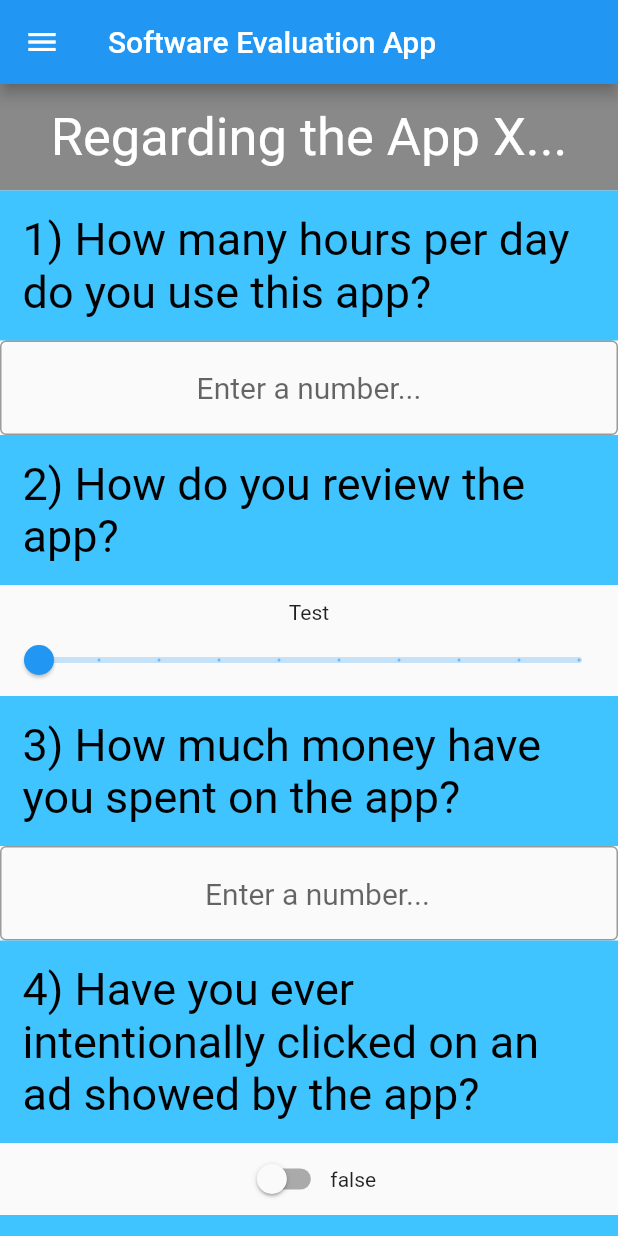
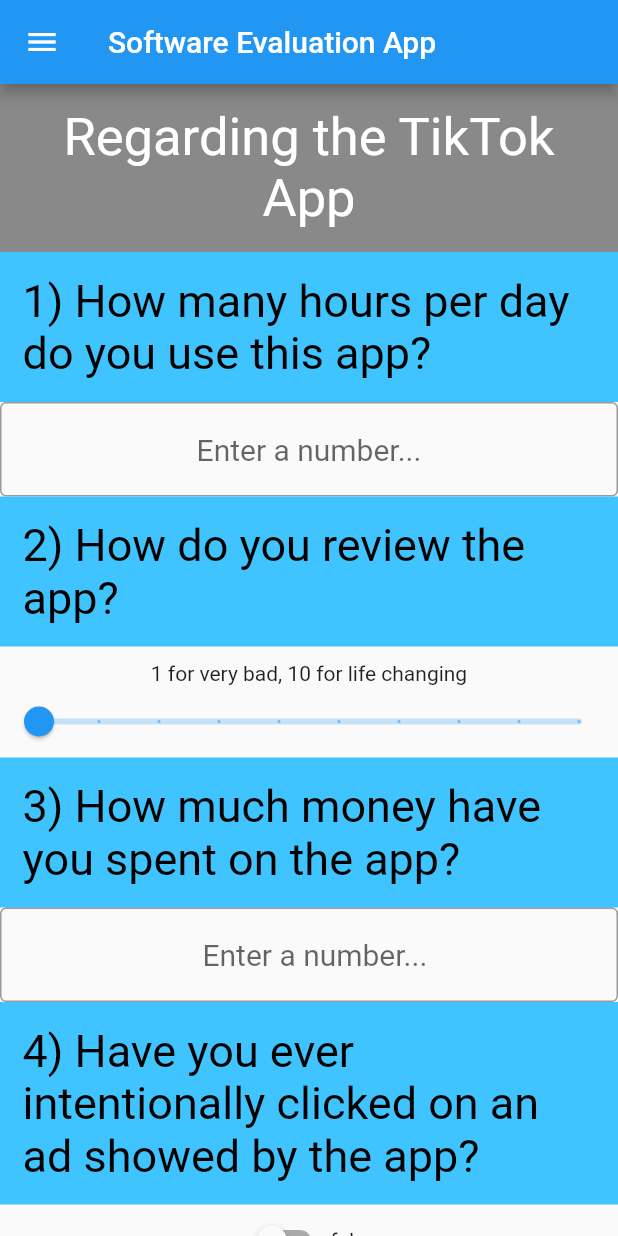
Before and after one commit to Dutra-Apex/flutter_project, a Flutter app: the screen it shows after launch, on a phone screen of 412 x 824 dp. Run offline on Flutter 3.47's test engine with Material 2 defaults, Android fonts, the phone set to English and light mode, and no system bars.

Commit message:
Update main.dart

```diff
--- a/lib/main.dart
+++ b/lib/main.dart
@@ -4,6 +4,8 @@ import 'package:flutter/services.dart';
 void main() => runApp(FormApp());
 
 class FormApp extends StatefulWidget {
+  const FormApp({super.key});
+
   @override
   State<FormApp> createState() => _FormAppState();
 }
@@ -13,27 +15,27 @@ class _FormAppState extends State<FormApp> {
   var controller2 = TextEditingController();
   var text1 = '';
   var text2 = '';
-  var dropdownValue1;
-  var slidervalue1 = 1.0;
-  var slidervalue2 = 1.0;
+  var dropdownValue1 = 0;
+  var sliderValue1 = 1.0;
+  var sliderValue2 = 1.0;
   var switchValue1 = false;
   var switchValue2 = false;
   var checkBoxValue1 = false;
   var checkBoxValue2 = false;
-  var results_display = 'test';
+  var resultsDisplay = "Click the Submit button to see how your usage compares with other users.";
 
   var dropdown1 = [
-    DropdownMenuItem(
+    const DropdownMenuItem(
       value: 1,
       child: Text("Through online ads"),
     ),
-    DropdownMenuItem(
+    const DropdownMenuItem(
       value: 2,
       child: Text("A friend reccomended to me"),
     ),
-    DropdownMenuItem(value: 3, child: Text("Saw an influencer using it")),
-    DropdownMenuItem(value: 4, child: Text("It came pre-installed")),
-    DropdownMenuItem(value: 0, child: Text("Other")),
+    const DropdownMenuItem(value: 3, child: Text("Saw an influencer using it")),
+    const DropdownMenuItem(value: 4, child: Text("It came pre-installed")),
+    const DropdownMenuItem(value: 0, child: Text("Other")),
   ];
 
   @override
@@ -42,7 +44,7 @@ class _FormAppState extends State<FormApp> {
         home: Material(
             child: Scaffold(
       appBar: AppBar(
-        title: Text(
+        title: const Text(
           'Software Evaluation App',
           textAlign: TextAlign.center,
         ),
@@ -52,7 +54,7 @@ class _FormAppState extends State<FormApp> {
         child: Column(
           mainAxisAlignment: MainAxisAlignment.end,
           children: [
-            Text(
+            const Text(
               "Follow us on Social Media:",
               style: TextStyle(
                 fontSize: 25,
@@ -62,7 +64,7 @@ class _FormAppState extends State<FormApp> {
             Column(
               mainAxisAlignment: MainAxisAlignment.end,
               crossAxisAlignment: CrossAxisAlignment.end,
-              children: [getTexRow('Social media buttons')],
+              children: [getTextRow('Social media buttons')],
             ),
           ],
         ),
@@ -71,14 +73,14 @@ class _FormAppState extends State<FormApp> {
         Column(
           mainAxisAlignment: MainAxisAlignment.spaceEvenly,
           children: [
-            getTexRow(
-              'Regarding the App X...',
+            getTextRow(
+              'Regarding the TikTok App',
               fontSize: 35.0,
               textAlign: TextAlign.center,
               fieldColor: Colors.black45,
               textColor: Colors.white,
             ),
-            getTexRow(
+            getTextRow(
               '1) How many hours per day do you use this app?',
               fontSize: 30.0,
               textAlign: TextAlign.start,
@@ -92,20 +94,20 @@ class _FormAppState extends State<FormApp> {
               inputFormatters: <TextInputFormatter>[
                 FilteringTextInputFormatter.digitsOnly
               ],
-              style: TextStyle(
+              style: const TextStyle(
                 fontSize: 20,
               ),
-              decoration: InputDecoration(
+              decoration: const InputDecoration(
                   border: OutlineInputBorder(), hintText: 'Enter a number...'),
             ),
-            getTexRow(
+            getTextRow(
               '2) How do you review the app?',
               fontSize: 30.0,
               textAlign: TextAlign.start,
               fieldColor: Colors.lightBlueAccent,
             ),
-            buildSlider(slidervalue1, updateSlider1),
-            getTexRow(
+            buildSlider(sliderValue1, updateSlider1),
+            getTextRow(
               '3) How much money have you spent on the app?',
               fontSize: 30.0,
               textAlign: TextAlign.start,
@@ -114,36 +116,39 @@ class _FormAppState extends State<FormApp> {
             TextField(
               keyboardType: TextInputType.number,
               controller: controller2,
-              //onChanged: changeText,
+              onChanged: changeText2,
               textAlign: TextAlign.center,
-              style: TextStyle(
+              inputFormatters: <TextInputFormatter>[
+                FilteringTextInputFormatter.digitsOnly
+              ],
+              style: const TextStyle(
                 fontSize: 20,
               ),
-              decoration: InputDecoration(
+              decoration: const InputDecoration(
                 border: OutlineInputBorder(),
                 hintText: 'Enter a number...',
                 prefix: Text(
                   '\$',
                   textAlign: TextAlign.center,
                 ),
-                //prefixStyle: TextStyle()
+                prefixStyle: TextStyle()
               ),
             ),
-            getTexRow(
+            getTextRow(
               '4) Have you ever intentionally clicked on an ad showed by the app?',
               fontSize: 30.0,
               textAlign: TextAlign.start,
               fieldColor: Colors.lightBlueAccent,
             ),
             getSwitch(switchValue2, handleSwitch2, '$switchValue2'),
-            getTexRow(
+            getTextRow(
               '5) Did you wish you spent less time on the app?',
               fontSize: 30.0,
               textAlign: TextAlign.start,
               fieldColor: Colors.lightBlueAccent,
             ),
             getSwitch(switchValue1, handleSwitch1, '$switchValue1'),
-            getTexRow(
+            getTextRow(
               '6) How did you find this app?',
               fontSize: 30.0,
               textAlign: TextAlign.start,
@@ -153,56 +158,67 @@ class _FormAppState extends State<FormApp> {
                 items: dropdown1,
                 onChanged: refreshScreen,
                 value: dropdownValue1,
-                hint: Text(
+                hint: const Text(
                   "Select One",
                 )),
-            // getTexRow(
+
+            // List of questions that I plan on implementing on the final version
+
+            // getTextRow(
             //   'Now tell us some information about you:',
             //   fontSize: 30.0,
             //   textAlign: TextAlign.center,
             //   fieldColor: Colors.black45,
             //   textColor: Colors.white,
             // ),
-            // getTexRow(
+            // getTextRow(
             //   '1) What country are you from?',
             //   fontSize: 30.0,
             //   textAlign: TextAlign.start,
             //   fieldColor: Colors.green,
             // ),
-            // getTexRow('TextField'),
-            // getTexRow(
+            // getTextRow('TextField'),
+            // getTextRow(
             //   '2) How old are you',
             //   fontSize: 30.0,
             //   textAlign: TextAlign.start,
             //   fieldColor: Colors.green,
             // ),
-            // getTexRow('Dropdown menu with age ranges'),
-            // getTexRow(
+            // getTextRow('Dropdown menu with age ranges'),
+            // getTextRow(
             //   '3) What is your favorite food?',
             //   fontSize: 30.0,
             //   textAlign: TextAlign.start,
             //   fieldColor: Colors.green,
             // ),
-            // getTexRow('TextField'),
-            SizedBox(
-              height: 40.0,
-            ),
-            ElevatedButton(onPressed: getResultValues, child: Text('Submit')),
-            getTexRow(
+            // getTextRow('TextField'),
+
+
+            getTextRow(
               "Here's how your answers compare to the other users:",
               fontSize: 30.0,
               textAlign: TextAlign.start,
               fieldColor: Colors.red,
             ),
-            getTexRow(results_display)
+            const SizedBox(
+              height: 40.0,
+            ),
+            ElevatedButton(onPressed: getResultValues, child: const Text('Submit')),
+            getTextRow(resultsDisplay)
           ],
         ),
       ]),
     )));
   }
 
+  // List of functions to update variables and screenState
+  // Need to make this more DRY as soon as I figure out how
   void changeText(newText) {
     setState(() => text1 = newText);
+  }
+
+  void changeText2(newText) {
+    setState(() => text2 = newText);
   }
 
   void refreshScreen(newValue) {
@@ -210,40 +226,37 @@ class _FormAppState extends State<FormApp> {
   }
 
   void updateSlider1(double newValue) {
-    setState(() => slidervalue1 = newValue);
+    setState(() => sliderValue1 = newValue);
   }
 
   void updateSlider2(double newValue) {
-    setState(() => slidervalue2 = newValue);
+    setState(() => sliderValue2 = newValue);
   }
 
   void handleSwitch1(newValue) {
-    //print(newValue);
     setState(() => switchValue1 = newValue);
   }
 
   void handleSwitch2(newValue) {
-    //print(newValue);
     setState(() => switchValue2 = newValue);
   }
 
   void handleCheckBox1(newValue) {
-    //print(newValue);
     setState(() => checkBoxValue1 = newValue);
   }
 
   void handleCheckBox2(newValue) {
-    //print(newValue);
     setState(() => checkBoxValue2 = newValue);
   }
+
 
   Widget buildSlider(sliderValue, updateSlider) {
     return Column(
       children: [
-        SizedBox(
+        const SizedBox(
           height: 10.0,
         ),
-        Text("Test"),
+        const Text("1 for very bad, 10 for life changing"),
         Slider(
             min: 1.0,
             max: 10.0,
@@ -254,6 +267,7 @@ class _FormAppState extends State<FormApp> {
       ],
     );
   }
+
 
   Row getSwitch(
     value,
@@ -266,10 +280,9 @@ class _FormAppState extends State<FormApp> {
         children: [Switch(value: value, onChanged: onChanged), Text(text)]);
   }
 
-  Row getTexRow(
+  // Function that returns a row with text on it and customed background
+  Row getTextRow(
     text, {
-    //height = 25.0,
-    //width = 100.0,
     fieldColor = Colors.white,
     textAlign = TextAlign.center,
     fontSize = 25.0,
@@ -303,6 +316,8 @@ class _FormAppState extends State<FormApp> {
     );
   }
 
+ // Function to get the results based on the user answers
+ // Updates the 'results_display' variable and updates the screen state
   getResultValues() {
     var results = '';
     if (int.parse(text1) < 3) {
@@ -311,10 +326,15 @@ class _FormAppState extends State<FormApp> {
     } else {
       results += 'You spent as much time as 68% of the users.';
     }
-    if (slidervalue1 >= 5) {
+    if (sliderValue1 >= 5) {
       results += "\n\nYou're as satisfied with this app as 22% of the users.";
     } else {
       results += "\n\nYou're as satisfied with this app as 78% of the users.";
+    }
+    if (int.parse(text2) < 50) {
+      results += "\n\nYou spent less money than 58% of the users.";
+    } else {
+      results += "\n\n42% percent of users spent as much money as you did (or more)";
     }
     if (switchValue2 == false) {
       results +=
@@ -329,19 +349,18 @@ class _FormAppState extends State<FormApp> {
     } else {
       results += "\n\n93% of users also wish they spent less time on the app";
     }
-
-    results_display = results;
+    if (dropdownValue1 == 1){
+      results += "\n\n You and other 33% of users found this app through ads";
+    } else if (dropdownValue1 == 2){
+      results += "\n\n About 22% of users found this app through friends";
+    } else if (dropdownValue1 == 3) {
+      results += "\n\n About 45% of users found this app through influencers";
+    } else if (dropdownValue1 == 4) {
+      results += "\n\n Only 8% of users had this app pre-installed";
+    }
+    resultsDisplay = results;
     setState(() {});
   }
-
-  // Row getResults() {
-  //   return Row(mainAxisAlignment: MainAxisAlignment.start, children: [
-  //     Text(
-  //       getResultValues(),
-  //       textScaleFactor: 1.2,
-  //     )
-  //   ]);
-  // }
 }
 
 // https://docs.flutter.dev/cookbook/forms/text-input
```
